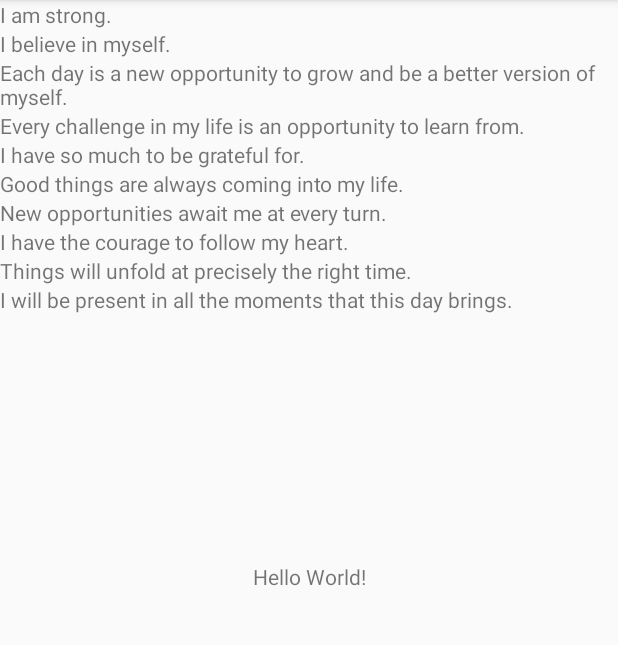
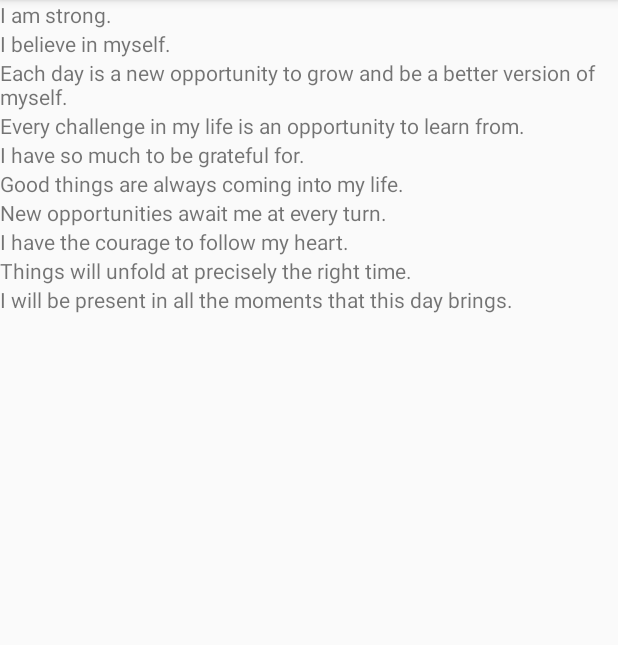
Before and after one commit to zztienzz10/Affirmation-ThucHanh-nhom2-lession5, an Android app: the screen it shows after launch (MainActivity), on a phone screen of 412 x 824 dp, the part 84-729 px from its top. Run offline under Robolectric (Android 15) with nearby library versions, the phone set to English and light mode, and no system bars.

```diff
--- a/app/src/main/res/layout/activity_main.xml
+++ b/app/src/main/res/layout/activity_main.xml
@@ -1,31 +1,18 @@
 <?xml version="1.0" encoding="utf-8"?>
-<android.support.constraint.ConstraintLayout xmlns:android="http://schemas.android.com/apk/res/android"
+<FrameLayout xmlns:android="http://schemas.android.com/apk/res/android"
     xmlns:app="http://schemas.android.com/apk/res-auto"
     xmlns:tools="http://schemas.android.com/tools"
     android:layout_width="match_parent"
     android:layout_height="match_parent"
     tools:context=".MainActivity">
 
-    <TextView
-        android:layout_width="wrap_content"
-        android:layout_height="wrap_content"
-        android:text="Hello World!"
-        app:layout_constraintBottom_toBottomOf="parent"
-        app:layout_constraintLeft_toLeftOf="parent"
-        app:layout_constraintRight_toRightOf="parent"
-        app:layout_constraintTop_toTopOf="parent" />
-    <FrameLayout xmlns:android="http://schemas.android.com/apk/res/android"
-        xmlns:app="http://schemas.android.com/apk/res-auto"
-        xmlns:tools="http://schemas.android.com/tools"
+
+
+    <android.support.v7.widget.RecyclerView
+        android:id="@+id/recycler_view"
         android:layout_width="match_parent"
         android:layout_height="match_parent"
-        tools:context=".MainActivity">
-        <androidx.recyclerview.widget.RecyclerView
-            android:id="@+id/recycler_view"
-            android:layout_width="match_parent"
-            android:layout_height="match_parent"
-            android:scrollbars="vertical"
-            app:layoutManager="LinearLayoutManager" />
-    </FrameLayout>
+        android:scrollbars="vertical"
+        app:layoutManager="LinearLayoutManager" />
 
-</android.support.constraint.ConstraintLayout>
+</FrameLayout>
```
